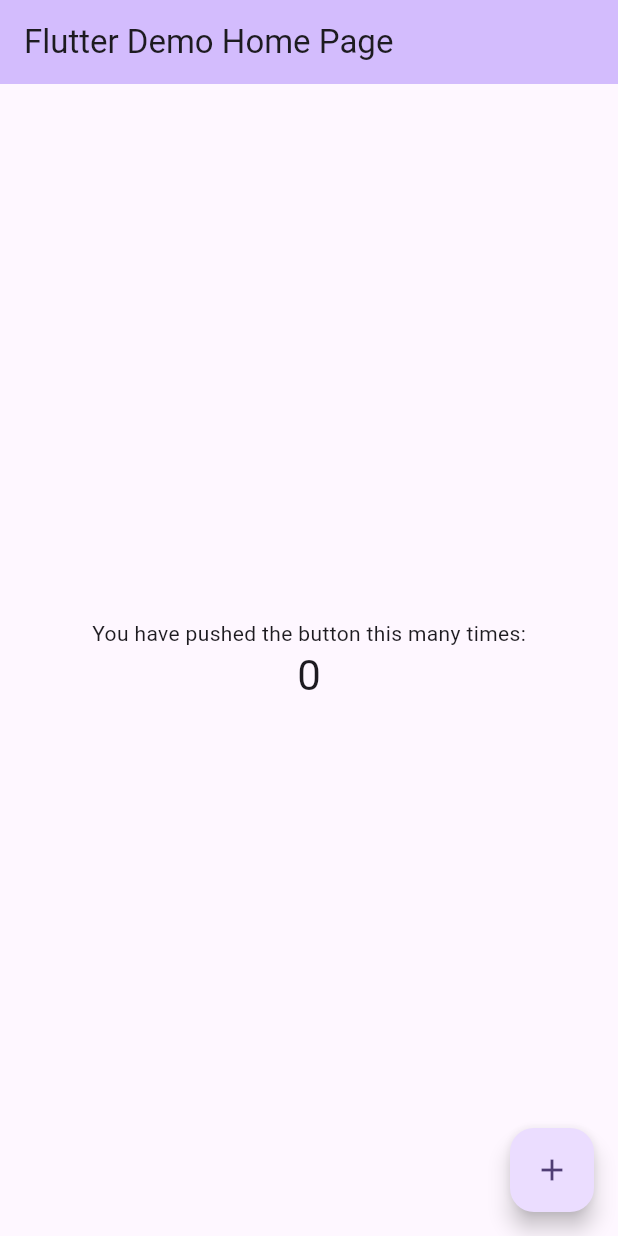
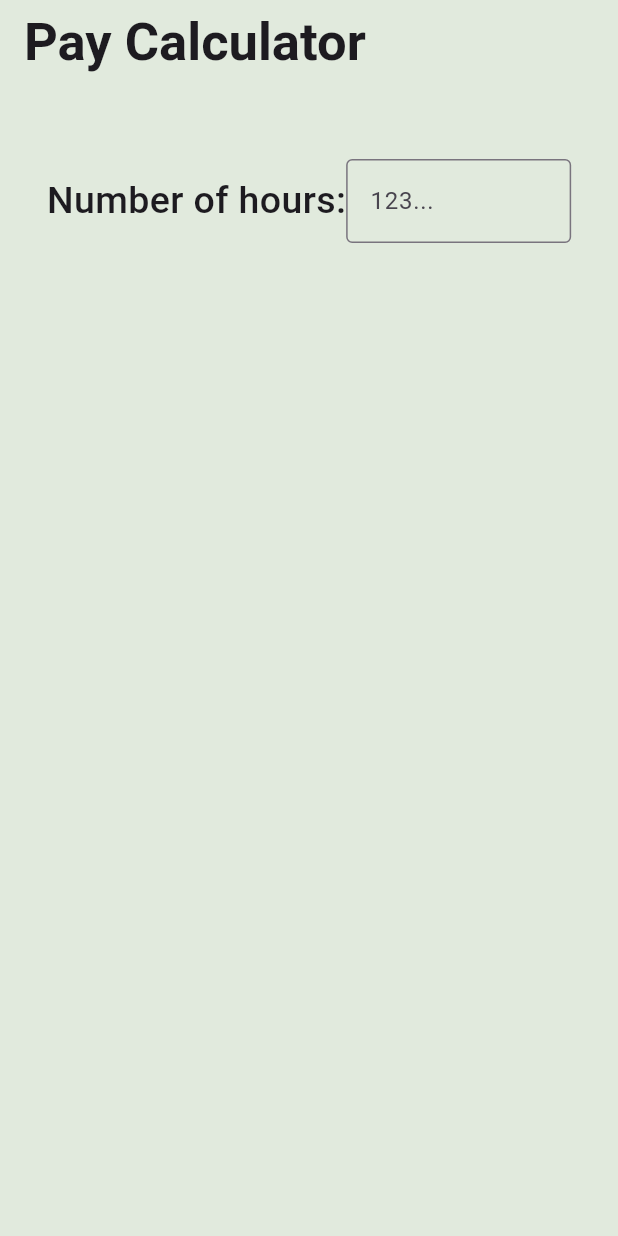
Before and after one commit to helenyuhhh/pay_calculator, a Flutter app: the screen it shows after launch, on a phone screen of 412 x 824 dp. Run offline on Flutter 3.47's test engine with Material 3 defaults, Android fonts, the phone set to English and light mode, and no system bars.

Commit message:
one group of input and textfield added

```diff
--- a/lib/main.dart
+++ b/lib/main.dart
@@ -1,125 +1,65 @@
 import 'package:flutter/material.dart';
 
 void main() {
-  runApp(const MyApp());
+  runApp(PayCalculatorApp());
 }
+class PayCalculatorApp extends StatefulWidget{
+  @override
+  State<StatefulWidget> createState() {
+    // return a state?
+    return _PayState();
+  }
+}
+// create a state here
+class _PayState extends State<PayCalculatorApp> {
+  // here to declare the variables and functions, before the override
 
-class MyApp extends StatelessWidget {
-  const MyApp({super.key});
-
-  // This widget is the root of your application.
+  // since it inherites from State, we need to override
   @override
   Widget build(BuildContext context) {
     return MaterialApp(
-      title: 'Flutter Demo',
-      theme: ThemeData(
-        // This is the theme of your application.
-        //
-        // TRY THIS: Try running your application with "flutter run". You'll see
-        // the application has a purple toolbar. Then, without quitting the app,
-        // try changing the seedColor in the colorScheme below to Colors.green
-        // and then invoke "hot reload" (save your changes or press the "hot
-        // reload" button in a Flutter-supported IDE, or press "r" if you used
-        // the command line to start the app).
-        //
-        // Notice that the counter didn't reset back to zero; the application
-        // state is not lost during the reload. To reset the state, use hot
-        // restart instead.
-        //
-        // This works for code too, not just values: Most code changes can be
-        // tested with just a hot reload.
-        colorScheme: ColorScheme.fromSeed(seedColor: Colors.deepPurple),
-        useMaterial3: true,
+      home: Scaffold(
+        // the following two are stateless widget
+        backgroundColor: const Color.fromARGB(255, 225, 234, 221),
+        appBar: AppBar(
+          backgroundColor: Color.fromRGBO(253, 252, 252, 0),
+          title: Text('Pay Calculator',
+          style: TextStyle(fontSize: 35, fontWeight: FontWeight.bold),),
+        ),
+        body: Center(
+          child:
+          // column for inputs
+          Column(
+            // two input field combination
+            children: [
+              SizedBox(height: 50,),
+              // one input field combination
+              Row(
+                mainAxisAlignment: MainAxisAlignment.center,
+                children: [
+                  Text('Number of hours:',
+                  style: TextStyle(fontSize: 25, fontWeight: FontWeight.w500),),
+                  const SizedBox(
+                    width: 150,
+                    child: TextField(
+                      decoration: InputDecoration(
+                        border: OutlineInputBorder(),
+                        hintText: '123...'
+
+                      ),
+                    ),
+                  )
+
+                ],
+
+              )
+
+            ],
+
+          ),
+        ),
       ),
-      home: const MyHomePage(title: 'Flutter Demo Home Page'),
     );
   }
+
 }
-
-class MyHomePage extends StatefulWidget {
-  const MyHomePage({super.key, required this.title});
-
-  // This widget is the home page of your application. It is stateful, meaning
-  // that it has a State object (defined below) that contains fields that affect
-  // how it looks.
-
-  // This class is the configuration for the state. It holds the values (in this
-  // case the title) provided by the parent (in this case the App widget) and
-  // used by the build method of the State. Fields in a Widget subclass are
-  // always marked "final".
-
-  final String title;
-
-  @override
-  State<MyHomePage> createState() => _MyHomePageState();
-}
-
-class _MyHomePageState extends State<MyHomePage> {
-  int _counter = 0;
-
-  void _incrementCounter() {
-    setState(() {
-      // This call to setState tells the Flutter framework that something has
-      // changed in this State, which causes it to rerun the build method below
-      // so that the display can reflect the updated values. If we changed
-      // _counter without calling setState(), then the build method would not be
-      // called again, and so nothing would appear to happen.
-      _counter++;
-    });
-  }
-
-  @override
-  Widget build(BuildContext context) {
-    // This method is rerun every time setState is called, for instance as done
-    // by the _incrementCounter method above.
-    //
-    // The Flutter framework has been optimized to make rerunning build methods
-    // fast, so that you can just rebuild anything that needs updating rather
-    // than having to individually change instances of widgets.
-    return Scaffold(
-      appBar: AppBar(
-        // TRY THIS: Try changing the color here to a specific color (to
-        // Colors.amber, perhaps?) and trigger a hot reload to see the AppBar
-        // change color while the other colors stay the same.
-        backgroundColor: Theme.of(context).colorScheme.inversePrimary,
-        // Here we take the value from the MyHomePage object that was created by
-        // the App.build method, and use it to set our appbar title.
-        title: Text(widget.title),
-      ),
-      body: Center(
-        // Center is a layout widget. It takes a single child and positions it
-        // in the middle of the parent.
-        child: Column(
-          // Column is also a layout widget. It takes a list of children and
-          // arranges them vertically. By default, it sizes itself to fit its
-          // children horizontally, and tries to be as tall as its parent.
-          //
-          // Column has various properties to control how it sizes itself and
-          // how it positions its children. Here we use mainAxisAlignment to
-          // center the children vertically; the main axis here is the vertical
-          // axis because Columns are vertical (the cross axis would be
-          // horizontal).
-          //
-          // TRY THIS: Invoke "debug painting" (choose the "Toggle Debug Paint"
-          // action in the IDE, or press "p" in the console), to see the
-          // wireframe for each widget.
-          mainAxisAlignment: MainAxisAlignment.center,
-          children: <Widget>[
-            const Text(
-              'You have pushed the button this many times:',
-            ),
-            Text(
-              '$_counter',
-              style: Theme.of(context).textTheme.headlineMedium,
-            ),
-          ],
-        ),
-      ),
-      floatingActionButton: FloatingActionButton(
-        onPressed: _incrementCounter,
-        tooltip: 'Increment',
-        child: const Icon(Icons.add),
-      ), // This trailing comma makes auto-formatting nicer for build methods.
-    );
-  }
-}
```
